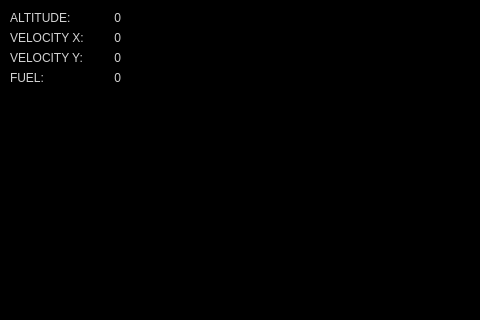
First picture: the form in MarsLander/mainwindow.ui, repository bessl/mars-lander, before the edit; both pictures show x 0 to 480 and y 0 to 320 of the 800 by 600 pixel window.
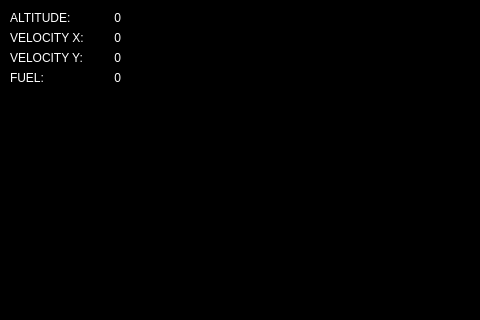
Second picture: the form after the edit.

Commit message: polygon surface basic shape

Diff of the .ui file:
```diff
--- a/MarsLander/mainwindow.ui
+++ b/MarsLander/mainwindow.ui
@@ -20,16 +20,16 @@
    <string>Mars Lander</string>
   </property>
   <property name="styleSheet">
-   <string notr="true">background-color:black; color:#d3d3d3;</string>
+   <string notr="true">background-color:black; color:white;</string>
   </property>
   <widget class="QWidget" name="centralWidget">
    <widget class="QGraphicsView" name="graphicsView">
     <property name="geometry">
      <rect>
-      <x>10</x>
-      <y>0</y>
-      <width>781</width>
-      <height>411</height>
+      <x>0</x>
+      <y>-20</y>
+      <width>801</width>
+      <height>601</height>
      </rect>
     </property>
    </widget>
```
Left out of the diff: 1 changed line with no effect on the pictures. The commit also changes 1 other file.
